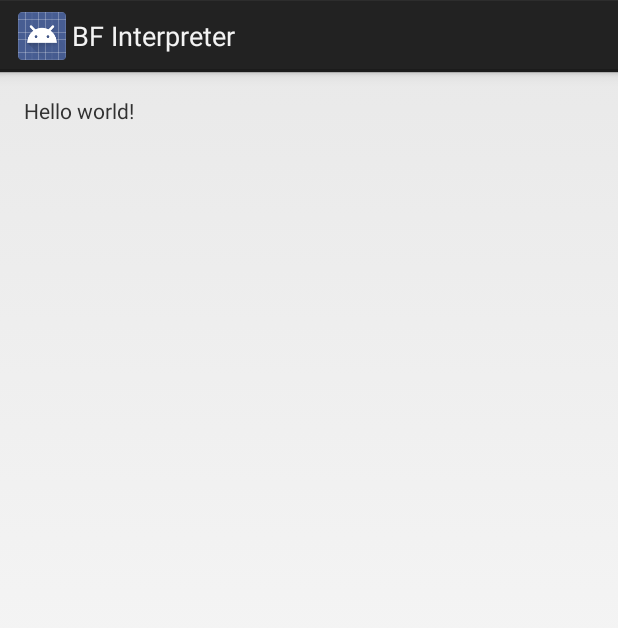
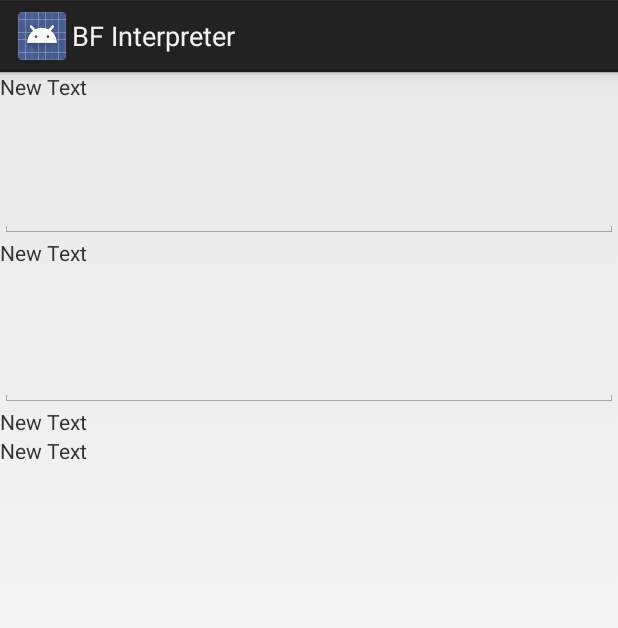
Before and after one commit to segin/BFInterpreter, an Android app: the layout activity_bfinterpreter.xml on its own in the app's theme, with its tools: preview values and no code run, on a phone screen of 412 x 824 dp. Shown: the top 628 px of the screen. Run offline under Robolectric (Android 15) with nearby library versions, the phone set to English and light mode, and no system bars.

Commit message:
Getting the UI laid out.

```diff
--- a/app/src/main/res/layout/activity_bfinterpreter.xml
+++ b/app/src/main/res/layout/activity_bfinterpreter.xml
@@ -1,16 +1,46 @@
-<RelativeLayout xmlns:android="http://schemas.android.com/apk/res/android"
-    xmlns:tools="http://schemas.android.com/tools"
-    android:layout_width="match_parent"
-    android:layout_height="match_parent"
-    android:paddingLeft="@dimen/activity_horizontal_margin"
-    android:paddingRight="@dimen/activity_horizontal_margin"
-    android:paddingTop="@dimen/activity_vertical_margin"
-    android:paddingBottom="@dimen/activity_vertical_margin"
-    tools:context=".BFInterpreter">
+<LinearLayout
+    android:orientation="vertical"
+    android:layout_width="fill_parent"
+    android:layout_height="fill_parent"
+    xmlns:android="http://schemas.android.com/apk/res/android">
 
     <TextView
-        android:text="@string/hello_world"
         android:layout_width="wrap_content"
-        android:layout_height="wrap_content" />
+        android:layout_height="wrap_content"
+        android:text="New Text"
+        android:id="@+id/textView2" />
 
-</RelativeLayout>
+    <EditText
+        android:layout_width="match_parent"
+        android:layout_height="91dp"
+        android:inputType="textMultiLine"
+        android:ems="10"
+        android:id="@+id/editText"
+        android:layout_gravity="center_horizontal" />
+
+    <TextView
+        android:layout_width="wrap_content"
+        android:layout_height="wrap_content"
+        android:text="New Text"
+        android:id="@+id/textView3" />
+
+    <EditText
+        android:layout_width="match_parent"
+        android:layout_height="93dp"
+        android:inputType="textMultiLine"
+        android:ems="10"
+        android:id="@+id/editText2"
+        android:layout_gravity="center_horizontal" />
+
+    <TextView
+        android:layout_width="wrap_content"
+        android:layout_height="wrap_content"
+        android:text="New Text"
+        android:id="@+id/textView4" />
+
+    <TextView
+        android:layout_width="match_parent"
+        android:layout_height="match_parent"
+        android:text="New Text"
+        android:id="@+id/textView" />
+</LinearLayout>
```
